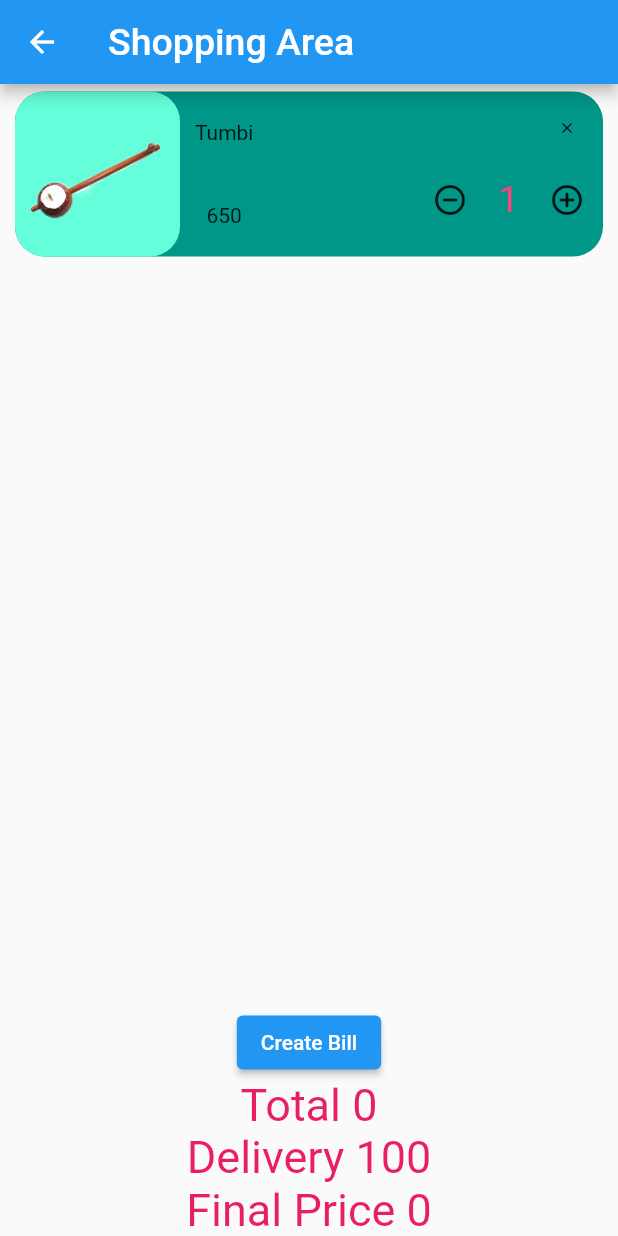
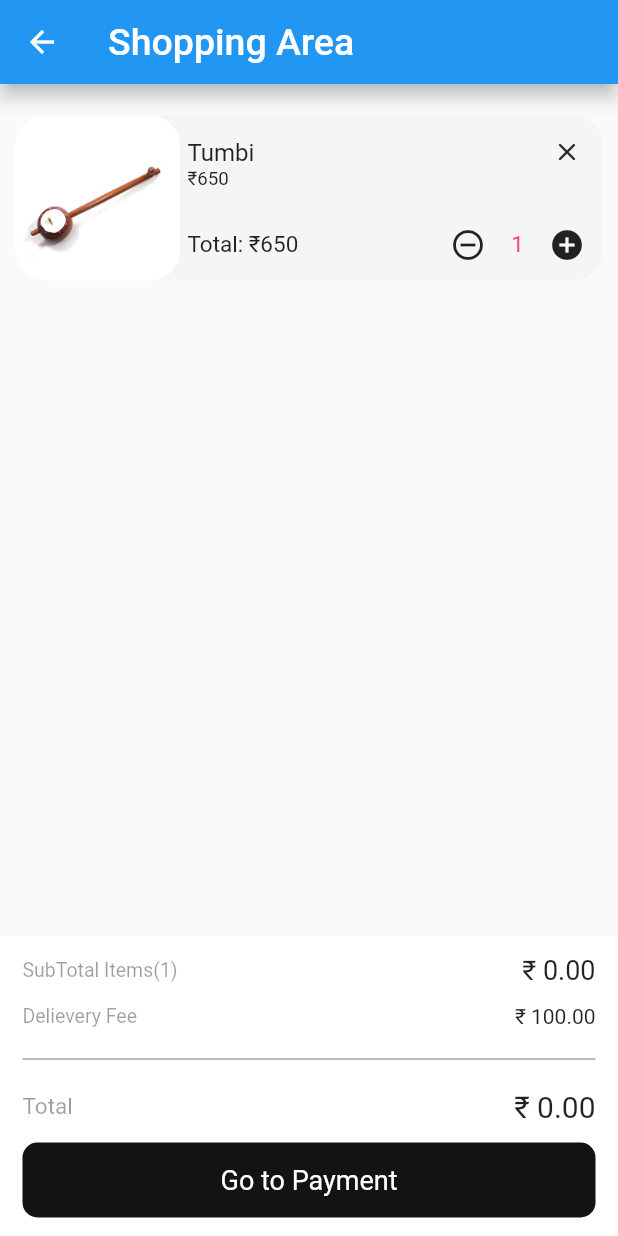
Before and after one commit to VivekTailor19/music_cart_app, a Flutter app: the Cart_UI screen opened by its route, on a phone screen of 412 x 824 dp. Run offline on Flutter 3.47's test engine with Material 2 defaults, Android fonts, the phone set to English and light mode, and no system bars.

Commit message:
music item cart app

```diff
--- a/lib/screen/provider/music_provider.dart
+++ b/lib/screen/provider/music_provider.dart
@@ -6,26 +6,25 @@ import 'package:music_cart_app/screen/modal/music_modal.dart';
 class MusicProvider extends ChangeNotifier
 {
     List<Music> itemlist = [
-        Music(photo: "assets/images/casio.png",name: "Casio",detail: "YAMAHA PSR-F52 PORTABLE KEYBOARD WITH 61 KEYS",price: 7200,qty: 1),
-        Music(photo: "assets/images/damru.png",name: "Damru",detail: "De Kulture Works™ Hand Hammered Brass Damru Mini Hand Drum Musical Instruments 4X3 DH (Inches)",price: 1475,qty: 1),
-        Music(photo: "assets/images/gitar.png",name: "Gitar",detail: "Kadence Wanderer Series ukulele + (Free online learning Course) Brown Mahogany wood Ukulele With Bag",price: 2199,qty: 1),
-        Music(photo: "assets/images/harmonium.png",name: "Harmonium",detail: "Laying Style™ 9 Stopper 42 Key 2 Reed 440 Tuned Total Wood Musical Instrument Harmonium (Brown)",price: 7700,qty: 1),
-        Music(photo: "assets/images/manjeera.png",name: "Manjeera",detail: "Berua Karatals for kirtan, Spiritual Music Musical Instruments Indian Manjeera",price: 350,qty: 1),
-        Music(photo: "assets/images/mouthorgan.png",name: "Mouth Organ",detail: "East top Chromatic Mouth Organs Harmonica Key of Bb,12 Holes 48 Tones Chromatic Harmonica Mouth Organ Musical Instrument for Adults and Professionals(Bb)",price: 8910,qty: 1),
-        Music(photo: "assets/images/tabla.png",name: "Tabla",detail: "HRB MUSICALS® Student Table Jodi, Basic Table Set, Steel Bayan, Dayan wooden table, Hammer, Cushions & Cover, with bag- Perfect Tablas for Students and Beginners on Budget Tabla, Indian Hand Drums",price: 6555,qty: 1),
-        Music(photo: "assets/images/dholak.png",name: "Dholak",detail: "Ganesh Musical Store Presents - Handmade Dholak",price:1500,qty: 1),
-        Music(photo: "assets/images/flute.png",name: "Flute",detail: "Shiv'z Muzic Flute, G Natural BASE, PREMIUM Bansuri, 25 inches (with Written Manual & Bag)",price: 2500,qty: 1),
-        Music(photo: "assets/images/shenai.png",name: "Shenai",detail: "SAONA India Indian Classical Wind Musical Instrument Shehnai",price: 1600,qty: 1),
-        Music(photo: "assets/images/tumbi.png",name: "Tumbi",detail: "SAI Musical Pure Handmade Fine Crafted Indian Musical Instruments Wooden Playing Iktara (Tumbi)",price: 650,qty: 1),
+        Music(photo: "assets/images/casio.jpg",name: "Casio",detail: "YAMAHA PSR-F52 PORTABLE KEYBOARD WITH 61 KEYS",price: 7200,qty: 1),
+        Music(photo: "assets/images/damru.jpg",name: "Damru",detail: "De Kulture Works™ Hand Hammered Brass Damru Mini Hand Drum Musical Instruments 4X3 DH (Inches)",price: 1475,qty: 1),
+        Music(photo: "assets/images/gitar.jpg",name: "Gitar",detail: "Kadence Wanderer Series ukulele + (Free online learning Course) Brown Mahogany wood Ukulele With Bag",price: 2199,qty: 1),
+        Music(photo: "assets/images/harmonium.jpg",name: "Harmonium",detail: "Laying Style™ 9 Stopper 42 Key 2 Reed 440 Tuned Total Wood Musical Instrument Harmonium (Brown)",price: 7700,qty: 1),
+        Music(photo: "assets/images/manjeera.jpg",name: "Manjeera",detail: "Berua Karatals for kirtan, Spiritual Music Musical Instruments Indian Manjeera",price: 350,qty: 1),
+        Music(photo: "assets/images/mouthorgan.jpg",name: "Mouth Organ",detail: "East top Chromatic Mouth Organs Harmonica Key of Bb,12 Holes 48 Tones Chromatic Harmonica Mouth Organ Musical Instrument for Adults and Professionals(Bb)",price: 8910,qty: 1),
+        Music(photo: "assets/images/tabla.jpg",name: "Tabla",detail: "HRB MUSICALS® Student Table Jodi, Basic Table Set, Steel Bayan, Dayan wooden table, Hammer, Cushions & Cover, with bag- Perfect Tablas for Students and Beginners on Budget Tabla, Indian Hand Drums",price: 6555,qty: 1),
+        Music(photo: "assets/images/dholak.jpg",name: "Dholak",detail: "Ganesh Musical Store Presents - Handmade Dholak",price:1500,qty: 1),
+        Music(photo: "assets/images/flute.jpg",name: "Flute",detail: "Shiv'z Muzic Flute, G Natural BASE, PREMIUM Bansuri, 25 inches (with Written Manual & Bag)",price: 2500,qty: 1),
+        Music(photo: "assets/images/shenai.jpg",name: "Shenai",detail: "SAONA India Indian Classical Wind Musical Instrument Shehnai",price: 1600,qty: 1),
+        Music(photo: "assets/images/tumbi.jpg",name: "Tumbi",detail: "SAI Musical Pure Handmade Fine Crafted Indian Musical Instruments Wooden Playing Iktara (Tumbi)",price: 650,qty: 1),
 
     ];
 
-    List<Music> cartlist = [Music(photo: "assets/images/tumbi.png",name: "Tumbi",detail: "SAI Musical Pure Handmade Tumbi",price: 650,qty: 1),];
+    List<Music> cartlist = [Music(photo: "assets/images/tumbi.jpg",name: "Tumbi",detail: "SAI Musical Pure Handmade Tumbi",price: 650,qty: 1),];
 
     int total = 0;
     int finalprice = 0;
     int delivery = 100;
-
 
 
     void increase(int index)
--- a/lib/screen/view/cart_ui.dart
+++ b/lib/screen/view/cart_ui.dart
@@ -24,69 +24,70 @@ class _Cart_UIState extends State<Cart_UI> {
 
     return SafeArea(
       child: Scaffold(
-        appBar: AppBar(title: Text("Shopping Area",style: TextStyle(fontSize: 25),),),
+        appBar: AppBar(title: Text("Shopping Area",style: TextStyle(fontSize: 25),),elevation:5,),
         body: Center(
           child: Column(
             children: [
+              SizedBox(height: 14,),
               Expanded(
                 child: ListView.builder(
                   itemCount: providerF!.cartlist.length,
                   itemBuilder: (context, index) {
                     return Padding(
-                      padding: const EdgeInsets.symmetric(horizontal: 10.0,vertical: 5),
+                      padding: const EdgeInsets.symmetric(horizontal: 10.0,vertical: 7),
                       child: Container(height: 110,
-                        decoration: BoxDecoration(color: Colors.teal,
+                        decoration: BoxDecoration(
+                          color: Color(0x08666666),
                             borderRadius: BorderRadius.circular(20)),
                         child: Row(
                           children: [
                             Container(height: 110,width: 110,
-                                decoration: BoxDecoration(color: Colors.tealAccent,
+                                decoration: BoxDecoration(
                                     borderRadius: BorderRadius.circular(20),
                                     image: DecorationImage(image: AssetImage(
                                         "${providerF!.cartlist[index].photo}"),fit: BoxFit.fill))
                             ),
                             Padding(
-                              padding: const EdgeInsets.symmetric(horizontal: 10),
-                              child: Container(
+                              padding: const EdgeInsets.only(top: 15,left: 5,bottom: 15),
+                              child: Column(
 
-                                child: Column(mainAxisAlignment: MainAxisAlignment.spaceAround,
+                                crossAxisAlignment: CrossAxisAlignment.start,
                                 children: [
-                                    Text("${providerF!.cartlist[index].name}",),
-                                    Text("${providerT!.cartlist[index].price! * providerT!.cartlist[index].qty!}",),
+                                  Text("${providerF!.cartlist[index].name}",style: TextStyle(fontSize: 16),),
+                                  Text("₹${providerT!.cartlist[index].price}",style: TextStyle(fontSize: 12.5),),
+                                  Spacer(),
+                                  Text("Total: ₹${providerT!.cartlist[index].price! * providerT!.cartlist[index].qty!}",style: TextStyle(fontSize: 15),),
 
                                 ],
                               ),
-
-                              ),
                             ),
                             Spacer(),
-                            Container(
-                              child: Column(
+                            Column(
                               crossAxisAlignment: CrossAxisAlignment.end,
                               children: [
                                 IconButton(onPressed: (){
 
                                   providerF!.delete(index);
 
-                                  }, icon: Icon(Icons.close_rounded,size: 12)),
-                                  Row(
+                                }, icon: Icon(Icons.close_rounded,size: 20)),
+                                Spacer(),
+                                Row(mainAxisSize: MainAxisSize.min,
                                   children: [
                                     IconButton(onPressed: (){
                                       providerF!.decrease(index);
-                                      }, icon: Icon(Icons.remove_circle_outline_rounded)),
+                                    }, icon: Icon(Icons.remove_circle_outline_outlined)),
 
-                                      Container(height: 30,width: 30,alignment: Alignment.center,
-                                          child: Text("${providerT!.cartlist[index].qty}",style: TextStyle(fontSize: 25,color: Colors.pinkAccent),)),
+                                    Container(height: 18,width: 18,alignment: Alignment.center,
+                                        child: Text("${providerT!.cartlist[index].qty}",style: TextStyle(fontSize: 15,color: Colors.pinkAccent),)),
 
                                     IconButton(onPressed: (){
                                       providerF!.increase(index);
-                                      }, icon: Icon(Icons.add_circle_outline_rounded)),
+                                    }, icon: Icon(Icons.add_circle_outlined)),
                                   ],
 
                                 )
 
                               ],
-                              ),
                             ),
 
                           ],
@@ -98,14 +99,53 @@ class _Cart_UIState extends State<Cart_UI> {
                 ),
               ),
 
-              SizedBox(height: 50,),
-              ElevatedButton(onPressed: (){
-                providerF!.finalbill();
-              }, child: Text("Create Bill")),
+              Container(height: 200,color: Colors.white,
+                child: Padding(
+                  padding: const EdgeInsets.symmetric(horizontal: 15),
+                  child: Column(mainAxisAlignment: MainAxisAlignment.spaceEvenly,
+                    children: [
+                      Row(mainAxisAlignment: MainAxisAlignment.spaceBetween,
+                        children: [
+                          Text("SubTotal Items(${providerF!.cartlist.length})",style: TextStyle(fontSize: 13,color: Colors.black38),),
+                          Text("₹ ${providerT!.total}.00",style: TextStyle(fontSize: 18),)
+                        ],
+                      ),
+                      Row(mainAxisAlignment: MainAxisAlignment.spaceBetween,
+                        children: [
+                          Text("Delievery Fee",style: TextStyle(fontSize: 13,color: Colors.black38),),
+                          Text("₹ ${providerT!.delivery}.00")
+                        ],
+                      ),
 
-              Text("Total ${providerT!.total}",style: TextStyle(fontSize: 30,color: Colors.pink),),
-              Text("Delivery ${providerT!.delivery}",style: TextStyle(fontSize: 30,color: Colors.pink),),
-              Text("Final Price ${providerT!.finalprice}",style: TextStyle(fontSize: 30,color: Colors.pink),)
+                      Divider(thickness: 1.5,color: Colors.black26),
+
+                      Row(mainAxisAlignment: MainAxisAlignment.spaceBetween,
+                        children: [
+                          Text("Total",style: TextStyle(fontSize: 15,color: Colors.black38),),
+                          Text("₹ ${providerT!.finalprice}.00",style: TextStyle(fontSize: 20))
+                        ],
+                      ),
+                      Container(height: 50,
+                        alignment: Alignment.center,
+                        decoration: BoxDecoration(
+                            color: Color(0xff131313),
+                            borderRadius: BorderRadius.circular(10)),
+                        child: Text("Go to Payment",style: TextStyle(fontSize: 18,color: Colors.white),),
+                      ),
+
+
+                    ],
+                  ),
+                ),
+
+              ),
+              // ElevatedButton(onPressed: (){
+              //   providerF!.finalbill();
+              // }, child: Text("Create Bill")),
+              //
+              // Text("Total ${providerT!.total}",style: TextStyle(fontSize: 30,color: Colors.pink),),
+              // Text("Delivery ${providerT!.delivery}",style: TextStyle(fontSize: 30,color: Colors.pink),),
+              // Text("Final Price ${providerT!.finalprice}",style: TextStyle(fontSize: 30,color: Colors.pink),)
 
 
             ],),
```
Lines whose indentation alone changed are shown as unchanged.
